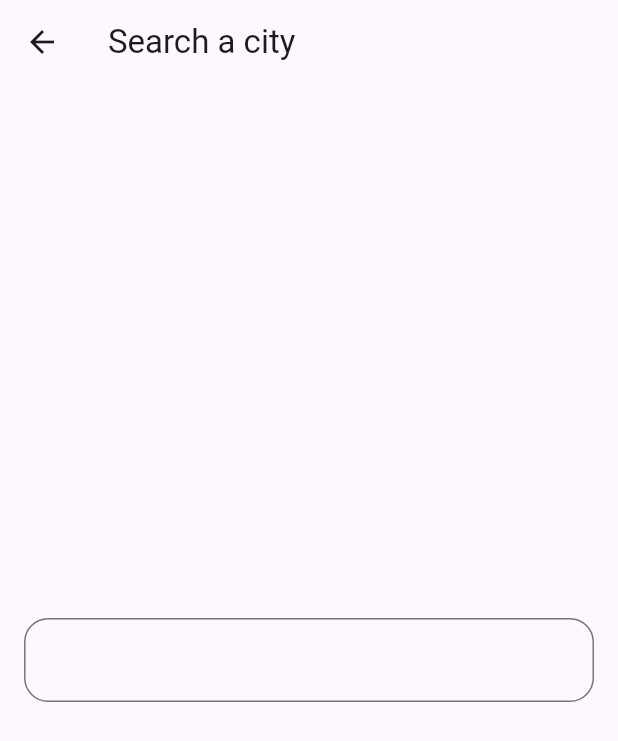
After one commit to MuhamedElockly/weather_app, a Flutter app: the screen it shows after launch, after a tap on the "search" icon, on a phone screen of 412 x 824 dp. The commit adds this screen. Shown: the top 741 px of the screen. Run offline on Flutter 3.47's test engine with Material 3 defaults, Android fonts, the phone set to English and light mode, and no system bars; statements that could not run were skipped.

Commit message:
Search View

```diff
--- a/lib/screens/home.dart
+++ b/lib/screens/home.dart
@@ -1,4 +1,5 @@
 import 'package:flutter/material.dart';
+import 'package:weather_app/screens/search_view.dart';
 import 'package:weather_app/widgets/no_weather_body.dart';
 import 'package:weather_app/widgets/weather_info_body.dart';
 
@@ -10,6 +11,18 @@ class Home extends StatelessWidget {
         title: Text(
           'Home',
         ),
+        actions: [
+          IconButton(
+            onPressed: () {
+              Navigator.of(context).push(
+                MaterialPageRoute(builder: (context) {
+                  return SearchView();
+                }),
+              );
+            },
+            icon: Icon(Icons.search),
+          ),
+        ],
       ),
       body: WeatherInfoBody(),
     );
--- /dev/null
+++ b/lib/screens/search_view.dart
@@ -0,0 +1,25 @@
+import 'package:flutter/material.dart';
+
+class SearchView extends StatelessWidget {
+  @override
+  Widget build(BuildContext context) {
+    return Scaffold(
+      appBar: AppBar(
+        title: Text('Search a city'),
+      ),
+      body: Center(
+        child: Padding(
+          padding: const EdgeInsets.symmetric(horizontal: 16.0),
+          child: TextField(
+            decoration: InputDecoration(hintText: ,
+              border: OutlineInputBorder(
+                borderRadius: BorderRadius.circular(16),
+                borderSide: BorderSide(color: Colors.orange),
+              ),
+            ),
+          ),
+        ),
+      ),
+    );
+  }
+}
```
